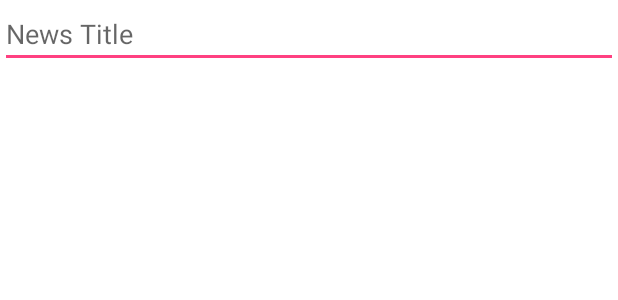
After one commit to princeofdream/android_demo, an Android app: the layout fragment_news.xml on its own in the app's theme, with its tools: preview values and no code run, on a phone screen of 412 x 824 dp. The commit adds this screen. Shown: the top 300 px of the screen. Run offline under Robolectric (Android 15) with nearby library versions, the phone set to English and light mode, and no system bars.

Commit message:
Add Fragment Demo

```diff
--- a/app/src/main/res/layout/activity_news.xml
+++ b/app/src/main/res/layout/activity_news.xml
@@ -1,10 +1,10 @@
 <?xml version="1.0" encoding="utf-8"?>
-<android.support.constraint.ConstraintLayout
+<FrameLayout
     xmlns:android="http://schemas.android.com/apk/res/android"
-    xmlns:app="http://schemas.android.com/apk/res-auto"
     xmlns:tools="http://schemas.android.com/tools"
     android:layout_width="match_parent"
     android:layout_height="match_parent"
+    android:id="@+id/fragment_container"
     tools:context="com.bookcl.empty.NewsActivity">
 
-</android.support.constraint.ConstraintLayout>
+</FrameLayout>
--- /dev/null
+++ b/app/src/main/res/layout/fragment_news.xml
@@ -0,0 +1,20 @@
+<FrameLayout xmlns:android="http://schemas.android.com/apk/res/android"
+             xmlns:tools="http://schemas.android.com/tools"
+             android:layout_width="match_parent"
+             android:layout_height="match_parent"
+             tools:context="com.bookcl.empty.NewsFragment">
+
+    <LinearLayout
+        android:layout_width="match_parent"
+        android:layout_height="match_parent"
+        android:orientation="vertical">
+
+        <EditText
+            android:id="@+id/news_title_field"
+            android:hint="@string/news_title_hint"
+            android:layout_width="match_parent"
+            android:layout_height="wrap_content"/>
+
+    </LinearLayout>
+
+</FrameLayout>
--- a/app/src/main/res/values/strings.xml
+++ b/app/src/main/res/values/strings.xml
@@ -15,4 +15,5 @@
     <string name="showtime_bt">ShowTime</string>
     <string name="news_btn">News</string>
     <string name="news_act">News</string>
+    <string name="news_title_hint">News Title</string>
 </resources>
```
Also changed, not shown: app/build.gradle (+5 -3 lines), app/src/main/java/com/bookcl/empty/NewsActivity.java (+18 -1 lines), app/src/main/java/com/bookcl/empty/NewsFragment.java (added, +140 -0 lines), app/src/main/java/com/bookcl/empty/NewsInfo.java (added, +30 -0 lines), 1 other file.
